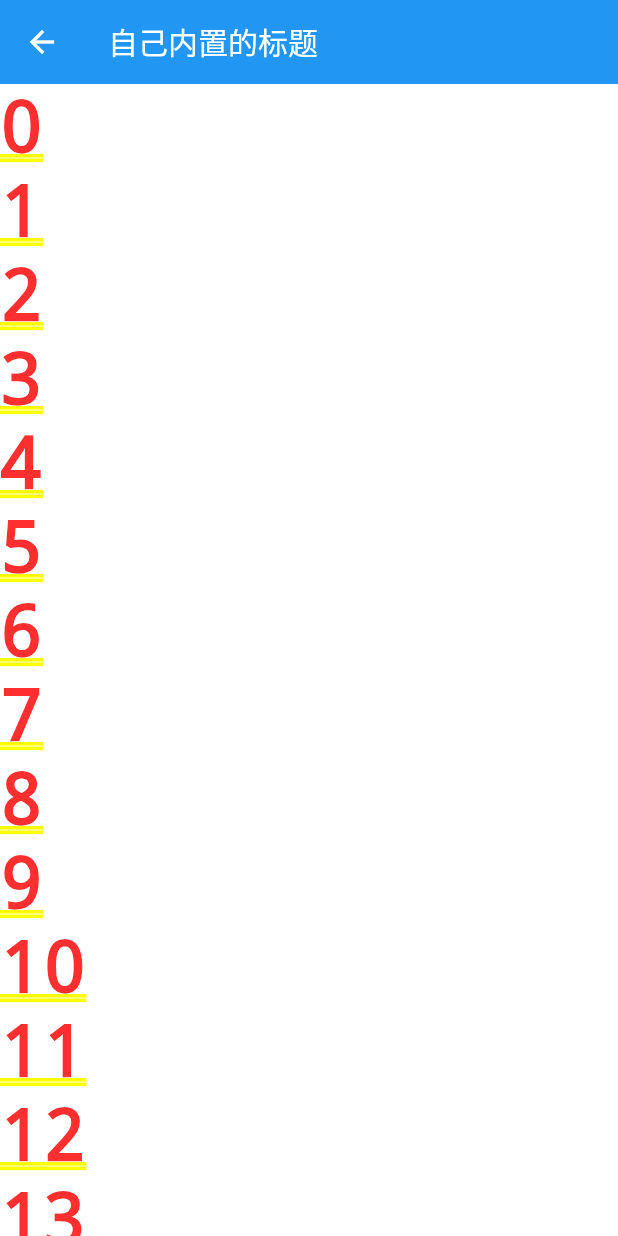
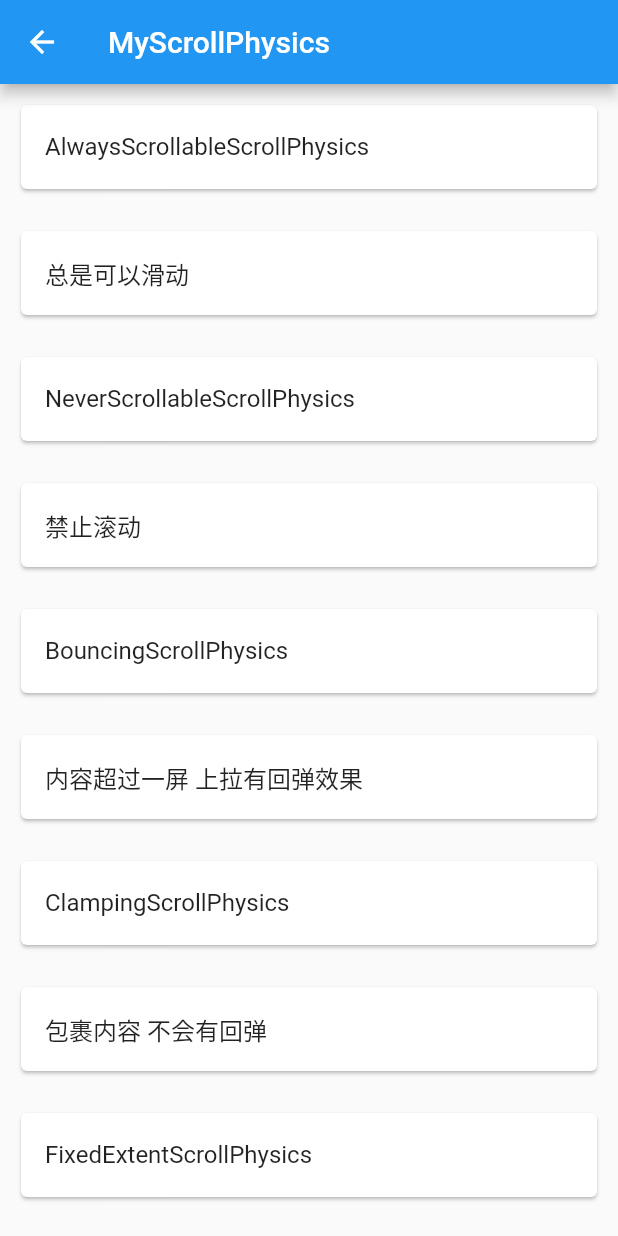
Before and after one commit to ljm402968046/flutter_study, a Flutter app: the screen it shows after launch, after a tap on "ScrollPhysics", on a phone screen of 412 x 824 dp. Run offline on Flutter 3.47's test engine with Material 2 defaults, Android fonts, the phone set to English and light mode, and no system bars; our stand-ins replace fluttertoast; missing offline and left inert: dart:ffi; statements that could not run were skipped.

Commit message:
no message

```diff
--- a/lib/weight_data.dart
+++ b/lib/weight_data.dart
@@ -1,4 +1,5 @@
 import 'package:flutter/widgets.dart';
+import 'package:ljm_flutter/weights/MyScrollPhysics.dart';
 import 'package:ljm_flutter/weights/my_navigator2.dart';
 
 import 'page_data.dart';
@@ -12,7 +13,7 @@ class WeightData{
     PageData("Navigator2","页面内跳转",false,(context)=>MyNavigator2()),
     PageData("NestedScrollView","tabbar放和listview一起滚动",false,(context)=>MyNestedScrollView()),
     PageData("ScrollPhysics","ScrollPhysics并不是一个组件，它定义了可滚动组件的物理滚动特性。例如，当用户达到最大滚动范围时，是停止滚动，还是继续滚动。"
-        "\n滚动组件（CustomScrollView、ScrollView、GridView、ListView等）的physics参数表示此属性",false,(context)=>MyNestedScrollView())
+        "\n滚动组件（CustomScrollView、ScrollView、GridView、ListView等）的physics参数表示此属性",false,(context)=>MyScrollPhysics())
 
   ];
 
--- a/lib/weights/MyScrollPhysics.dart
+++ b/lib/weights/MyScrollPhysics.dart
@@ -1,8 +1,37 @@
+import 'dart:ffi';
+
+import 'package:flutter/material.dart';
 import 'package:flutter/widgets.dart';
 
-class MyScrollPhysicsView extends StatelessWidget {
+class MyScrollPhysics extends StatelessWidget {
+  var _list = [
+    "AlwaysScrollableScrollPhysics"
+    ,"总是可以滑动"
+    ,"NeverScrollableScrollPhysics"
+    ,"禁止滚动"
+    ,"BouncingScrollPhysics"
+    ,"内容超过一屏 上拉有回弹效果"
+    ,"ClampingScrollPhysics"
+    ,"包裹内容 不会有回弹"
+    ,"FixedExtentScrollPhysics"
+    ,"滚动条直接落在某一项上，而不是任何位置，类似于老虎机，只能在确定的内容上停止，而不能停在2个内容的中间"
+    ,"PageScrollPhysics"
+    ,"用于PageView的滚动特性，停留在页面的边界"];
   @override
   Widget build(BuildContext context) {
-    return Container();
+    return Scaffold(
+      appBar: AppBar(
+        leading: BackButton(),
+        title: Text("MyScrollPhysics"),
+      ),
+      body: ListView.builder(itemBuilder: (countext,index){
+        return
+          Container(
+            color: ThemeData.,
+            margin: EdgeInsets.all(10),
+            child: Card(child: ListTile(title: Text(_list[index])),),
+          );
+      },itemCount: _list.length,),
+    );
   }
 }
```
